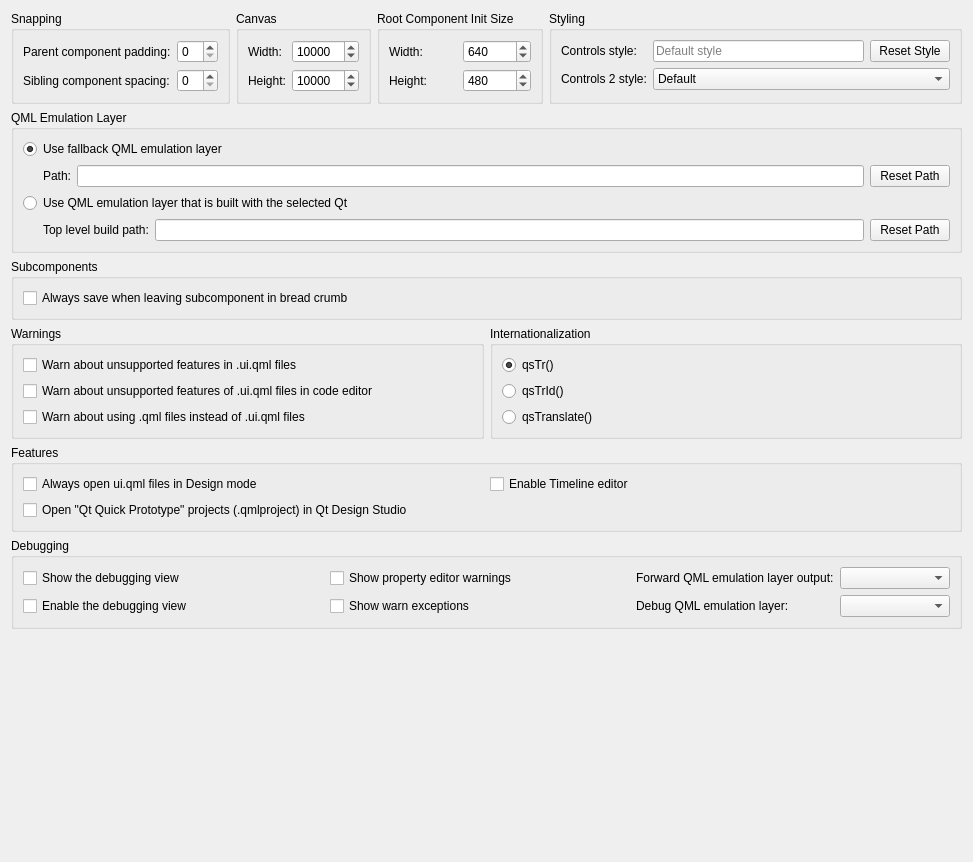
Old version of the form src/plugins/qmldesigner/settingspage.ui in the repository qt-creator/qt-creator.
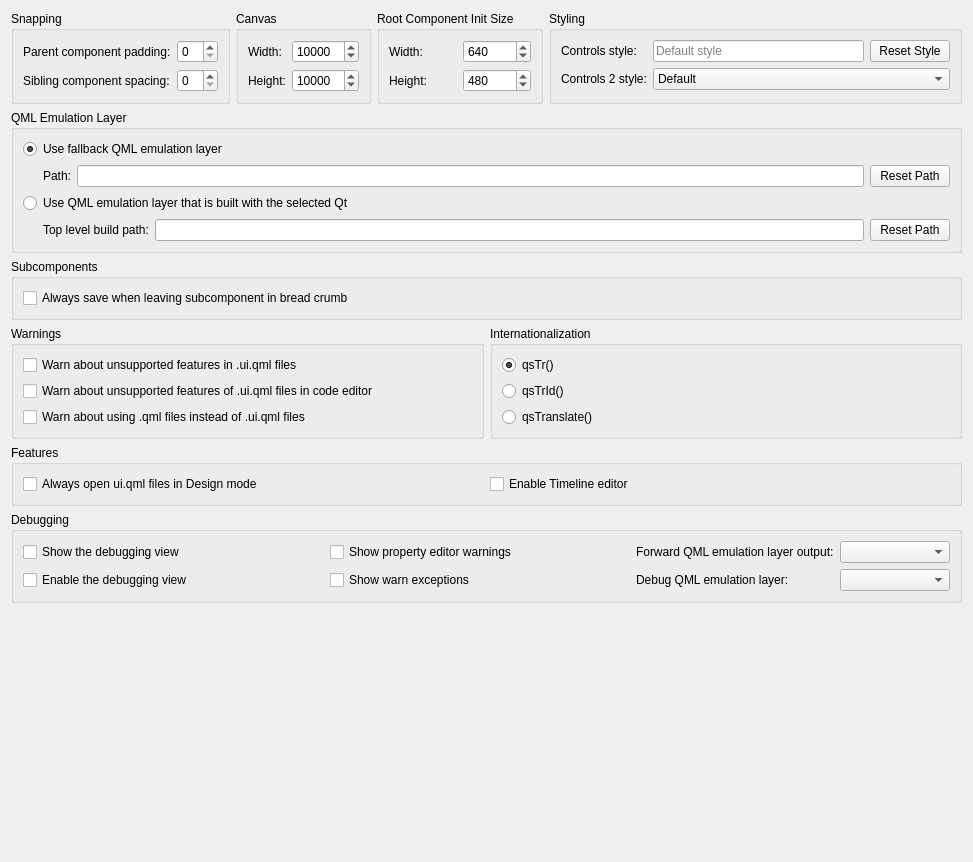
New version of the form. Custom widgets are drawn as their Qt base class.

Commit message:
Replace modal dialog with InfoBar in QmlProject
Fixes: QDS-3765

Diff of the .ui file:
```diff
--- a/src/plugins/qmldesigner/settingspage.ui
+++ b/src/plugins/qmldesigner/settingspage.ui
@@ -430,13 +430,6 @@
         </property>
        </widget>
       </item>
-      <item row="1" column="0">
-       <widget class="QCheckBox" name="openQmlprojectInQDSCheckBox">
-        <property name="text">
-         <string>Open &quot;Qt Quick Prototype&quot; projects (.qmlproject) in Qt Design Studio</string>
-        </property>
-       </widget>
-      </item>
      </layout>
     </widget>
    </item>
```
The commit also changes 4 other files.
